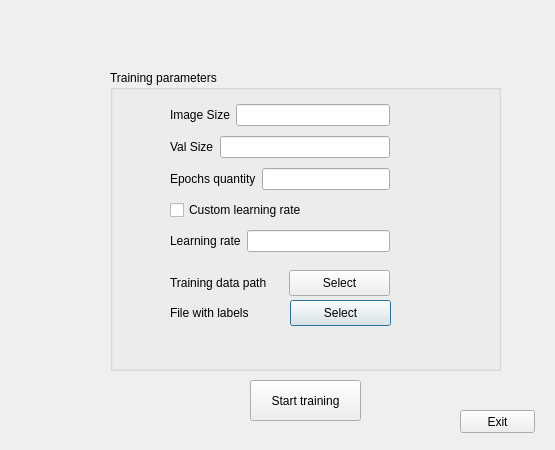
This is trainwindow.ui in Makual/232-2_C-_project as Qt 5 draws it before an edit. The edited form follows.
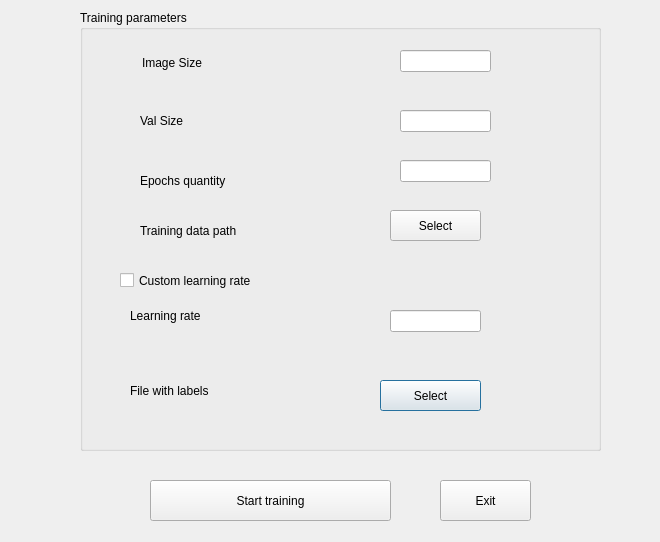
This is the edited form.

Diff of the .ui file:
```diff
--- a/trainwindow.ui
+++ b/trainwindow.ui
@@ -6,8 +6,8 @@
    <rect>
     <x>0</x>
     <y>0</y>
-    <width>555</width>
-    <height>450</height>
+    <width>660</width>
+    <height>542</height>
    </rect>
   </property>
   <property name="windowTitle">
@@ -16,110 +16,117 @@
   <widget class="QGroupBox" name="groupBox">
    <property name="geometry">
     <rect>
-     <x>110</x>
-     <y>70</y>
-     <width>391</width>
-     <height>301</height>
+     <x>80</x>
+     <y>10</y>
+     <width>521</width>
+     <height>441</height>
     </rect>
    </property>
    <property name="title">
     <string>Training parameters</string>
    </property>
-   <widget class="QWidget" name="layoutWidget">
+   <widget class="QLineEdit" name="lineEdit_2">
     <property name="geometry">
      <rect>
+      <x>320</x>
+      <y>100</y>
+      <width>91</width>
+      <height>22</height>
+     </rect>
+    </property>
+   </widget>
+   <widget class="QLineEdit" name="lineEdit_3">
+    <property name="geometry">
+     <rect>
+      <x>320</x>
+      <y>150</y>
+      <width>91</width>
+      <height>22</height>
+     </rect>
+    </property>
+   </widget>
+   <widget class="QLabel" name="label_3">
+    <property name="geometry">
+     <rect>
       <x>60</x>
-      <y>30</y>
-      <width>220</width>
-      <height>157</height>
+      <y>150</y>
+      <width>211</width>
+      <height>41</height>
      </rect>
     </property>
-    <layout class="QVBoxLayout" name="verticalLayout">
-     <item>
-      <layout class="QHBoxLayout" name="horizontalLayout">
-       <item>
-        <widget class="QLabel" name="label">
-         <property name="text">
-          <string>Image Size</string>
-         </property>
-        </widget>
-       </item>
-       <item>
-        <widget class="QLineEdit" name="lineEdit"/>
-       </item>
-      </layout>
-     </item>
-     <item>
-      <layout class="QHBoxLayout" name="horizontalLayout_2">
-       <item>
-        <widget class="QLabel" name="label_2">
-         <property name="text">
-          <string>Val Size</string>
-         </property>
-        </widget>
-       </item>
-       <item>
-        <widget class="QLineEdit" name="lineEdit_2"/>
-       </item>
-      </layout>
-     </item>
-     <item>
-      <layout class="QHBoxLayout" name="horizontalLayout_3">
-       <item>
-        <widget class="QLabel" name="label_3">
-         <property name="text">
-          <string>Epochs quantity</string>
-         </property>
-        </widget>
-       </item>
-       <item>
-        <widget class="QLineEdit" name="lineEdit_3"/>
-       </item>
-      </layout>
-     </item>
-     <item>
-      <widget class="QCheckBox" name="checkBox">
-       <property name="text">
-        <string>Custom learning rate</string>
-       </property>
-      </widget>
-     </item>
-     <item>
-      <layout class="QHBoxLayout" name="horizontalLayout_4">
-       <item>
-        <widget class="QLabel" name="label_4">
-         <property name="text">
-          <string>Learning rate</string>
-         </property>
-        </widget>
-       </item>
-       <item>
-        <widget class="QLineEdit" name="lineEdit_4"/>
-       </item>
-      </layout>
-     </item>
-    </layout>
+    <property name="text">
+     <string>Epochs quantity</string>
+    </property>
+   </widget>
+   <widget class="QLineEdit" name="lineEdit_4">
+    <property name="geometry">
+     <rect>
+      <x>310</x>
+      <y>300</y>
+      <width>91</width>
+      <height>22</height>
+     </rect>
+    </property>
+   </widget>
+   <widget class="QLabel" name="label_2">
+    <property name="geometry">
+     <rect>
+      <x>60</x>
+      <y>90</y>
+      <width>201</width>
+      <height>41</height>
+     </rect>
+    </property>
+    <property name="text">
+     <string>Val Size</string>
+    </property>
+   </widget>
+   <widget class="QCheckBox" name="checkBox">
+    <property name="geometry">
+     <rect>
+      <x>40</x>
+      <y>250</y>
+      <width>301</width>
+      <height>41</height>
+     </rect>
+    </property>
+    <property name="text">
+     <string>Custom learning rate</string>
+    </property>
    </widget>
    <widget class="QLabel" name="label_6">
     <property name="geometry">
      <rect>
-      <x>60</x>
-      <y>230</y>
-      <width>91</width>
-      <height>26</height>
+      <x>50</x>
+      <y>360</y>
+      <width>211</width>
+      <height>41</height>
      </rect>
     </property>
     <property name="text">
      <string>File with labels</string>
     </property>
    </widget>
+   <widget class="QLabel" name="label_4">
+    <property name="geometry">
+     <rect>
+      <x>50</x>
+      <y>290</y>
+      <width>201</width>
+      <height>31</height>
+     </rect>
+    </property>
+    <property name="text">
+     <string>Learning rate</string>
+    </property>
+   </widget>
    <widget class="QPushButton" name="pushButton_4">
     <property name="geometry">
      <rect>
-      <x>180</x>
-      <y>230</y>
+      <x>300</x>
+      <y>370</y>
       <width>101</width>
-      <height>26</height>
+      <height>31</height>
      </rect>
     </property>
     <property name="text">
@@ -131,8 +138,8 @@
      <rect>
       <x>60</x>
       <y>200</y>
-      <width>114</width>
-      <height>26</height>
+      <width>201</width>
+      <height>41</height>
      </rect>
     </property>
     <property name="text">
@@ -142,24 +149,47 @@
    <widget class="QPushButton" name="pushButton_3">
     <property name="geometry">
      <rect>
-      <x>179</x>
+      <x>310</x>
       <y>200</y>
-      <width>101</width>
-      <height>26</height>
+      <width>91</width>
+      <height>31</height>
      </rect>
     </property>
     <property name="text">
      <string>Select</string>
     </property>
    </widget>
+   <widget class="QLineEdit" name="lineEdit">
+    <property name="geometry">
+     <rect>
+      <x>320</x>
+      <y>40</y>
+      <width>91</width>
+      <height>22</height>
+     </rect>
+    </property>
+   </widget>
+   <widget class="QLabel" name="label">
+    <property name="geometry">
+     <rect>
+      <x>62</x>
+      <y>32</y>
+      <width>221</width>
+      <height>41</height>
+     </rect>
+    </property>
+    <property name="text">
+     <string>Image Size</string>
+    </property>
+   </widget>
   </widget>
   <widget class="QPushButton" name="pushButton">
    <property name="geometry">
     <rect>
-     <x>460</x>
-     <y>410</y>
-     <width>75</width>
-     <height>23</height>
+     <x>440</x>
+     <y>480</y>
+     <width>91</width>
+     <height>41</height>
     </rect>
    </property>
    <property name="text">
@@ -169,9 +199,9 @@
   <widget class="QPushButton" name="pushButton_2">
    <property name="geometry">
     <rect>
-     <x>250</x>
-     <y>380</y>
-     <width>111</width>
+     <x>150</x>
+     <y>480</y>
+     <width>241</width>
      <height>41</height>
     </rect>
    </property>
```
